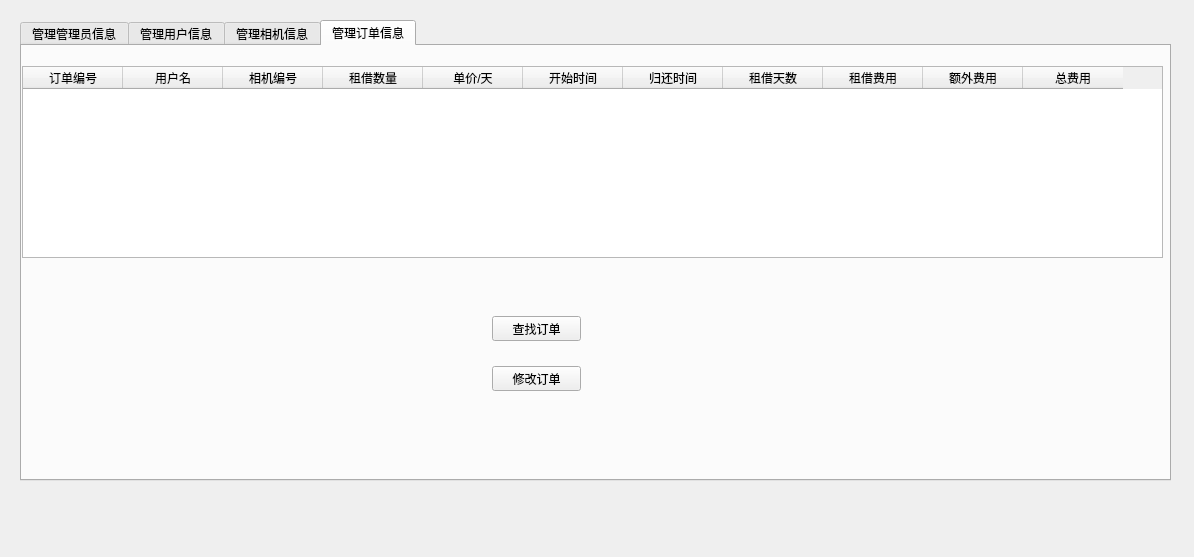
Old version of the form admin_show.ui in the repository Anthony52233/Qt_mysql_sys.
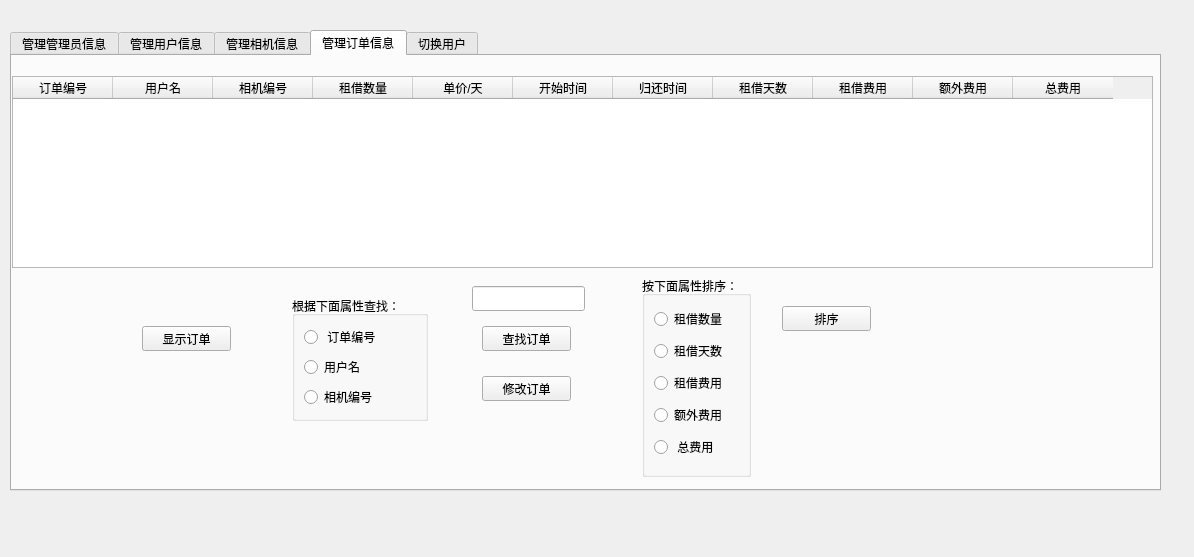
New version of the form. The open tabs and pages were chosen to show the change.

Commit message: 增加了切换用户功能，实现了排序功能，实现了增、改使用同一个对话框类，减少了代码量

What changed in the file:
```diff
--- a/admin_show.ui
+++ b/admin_show.ui
@@ -10,14 +10,20 @@
     <height>557</height>
    </rect>
   </property>
+  <property name="sizePolicy">
+   <sizepolicy hsizetype="Expanding" vsizetype="Expanding">
+    <horstretch>0</horstretch>
+    <verstretch>0</verstretch>
+   </sizepolicy>
+  </property>
   <property name="windowTitle">
    <string>Form</string>
   </property>
   <widget class="QTabWidget" name="tabWidget">
    <property name="geometry">
     <rect>
-     <x>20</x>
-     <y>20</y>
+     <x>10</x>
+     <y>30</y>
      <width>1151</width>
      <height>461</height>
     </rect>
@@ -378,6 +384,205 @@
      </property>
      <property name="text">
       <string>修改订单</string>
+     </property>
+    </widget>
+    <widget class="QGroupBox" name="groupBox">
+     <property name="geometry">
+      <rect>
+       <x>280</x>
+       <y>240</y>
+       <width>136</width>
+       <height>125</height>
+      </rect>
+     </property>
+     <property name="title">
+      <string>根据下面属性查找：</string>
+     </property>
+     <layout class="QGridLayout" name="gridLayout_2">
+      <item row="0" column="0">
+       <widget class="QRadioButton" name="radioButton_indent_no">
+        <property name="text">
+         <string> 订单编号</string>
+        </property>
+       </widget>
+      </item>
+      <item row="1" column="0">
+       <widget class="QRadioButton" name="radioButton_name">
+        <property name="text">
+         <string>用户名</string>
+        </property>
+       </widget>
+      </item>
+      <item row="2" column="0">
+       <widget class="QRadioButton" name="radioButton_camera_no">
+        <property name="text">
+         <string>相机编号</string>
+        </property>
+       </widget>
+      </item>
+     </layout>
+    </widget>
+    <widget class="QLineEdit" name="lineEdit_content">
+     <property name="geometry">
+      <rect>
+       <x>460</x>
+       <y>230</y>
+       <width>113</width>
+       <height>25</height>
+      </rect>
+     </property>
+    </widget>
+    <widget class="QGroupBox" name="groupBox_2">
+     <property name="geometry">
+      <rect>
+       <x>630</x>
+       <y>220</y>
+       <width>109</width>
+       <height>201</height>
+      </rect>
+     </property>
+     <property name="title">
+      <string>按下面属性排序：</string>
+     </property>
+     <layout class="QVBoxLayout" name="verticalLayout_2">
+      <item>
+       <widget class="QRadioButton" name="radioButton_sort_rent_num">
+        <property name="text">
+         <string>租借数量</string>
+        </property>
+       </widget>
+      </item>
+      <item>
+       <widget class="QRadioButton" name="radioButton_sort_rent_days">
+        <property name="text">
+         <string>租借天数</string>
+        </property>
+       </widget>
+      </item>
+      <item>
+       <widget class="QRadioButton" name="radioButton_sort_rent_charge">
+        <property name="text">
+         <string>租借费用</string>
+        </property>
+       </widget>
+      </item>
+      <item>
+       <widget class="QRadioButton" name="radioButton_sort_extra_charge">
+        <property name="text">
+         <string>额外费用</string>
+        </property>
+       </widget>
+      </item>
+      <item>
+       <widget class="QRadioButton" name="radioButton_sort_final_charge">
+        <property name="text">
+         <string> 总费用</string>
+        </property>
+       </widget>
+      </item>
+     </layout>
+    </widget>
+    <widget class="QPushButton" name="pushButton_sort">
+     <property name="geometry">
+      <rect>
+       <x>770</x>
+       <y>250</y>
+       <width>89</width>
+       <height>25</height>
+      </rect>
+     </property>
+     <property name="text">
+      <string>排序</string>
+     </property>
+    </widget>
+    <widget class="QPushButton" name="pushButton_show_indent">
+     <property name="geometry">
+      <rect>
+       <x>130</x>
+       <y>270</y>
+       <width>89</width>
+       <height>25</height>
+      </rect>
+     </property>
+     <property name="text">
+      <string>显示订单</string>
+     </property>
+    </widget>
+   </widget>
+   <widget class="QWidget" name="tab">
+    <attribute name="title">
+     <string>切换用户</string>
+    </attribute>
+    <widget class="QLabel" name="label">
+     <property name="geometry">
+      <rect>
+       <x>330</x>
+       <y>100</y>
+       <width>67</width>
+       <height>17</height>
+      </rect>
+     </property>
+     <property name="text">
+      <string>用户名：</string>
+     </property>
+    </widget>
+    <widget class="QLineEdit" name="lineEdit_account">
+     <property name="geometry">
+      <rect>
+       <x>420</x>
+       <y>100</y>
+       <width>113</width>
+       <height>25</height>
+      </rect>
+     </property>
+    </widget>
+    <widget class="QPushButton" name="pushButton_login">
+     <property name="geometry">
+      <rect>
+       <x>360</x>
+       <y>260</y>
+       <width>89</width>
+       <height>25</height>
+      </rect>
+     </property>
+     <property name="text">
+      <string>登录</string>
+     </property>
+    </widget>
+    <widget class="QLabel" name="label_2">
+     <property name="geometry">
+      <rect>
+       <x>330</x>
+       <y>160</y>
+       <width>67</width>
+       <height>17</height>
+      </rect>
+     </property>
+     <property name="text">
+      <string>密码：</string>
+     </property>
+    </widget>
+    <widget class="QLineEdit" name="lineEdit_password">
+     <property name="geometry">
+      <rect>
+       <x>420</x>
+       <y>160</y>
+       <width>113</width>
+       <height>25</height>
+      </rect>
+     </property>
+    </widget>
+    <widget class="QLabel" name="label_3">
+     <property name="geometry">
+      <rect>
+       <x>300</x>
+       <y>30</y>
+       <width>351</width>
+       <height>20</height>
+      </rect>
+     </property>
+     <property name="text">
+      <string>注意：切换用户不需要密码，切换管理员需要密码！</string>
      </property>
     </widget>
    </widget>
```
Left out of the diff: 112 changed lines with no effect on the pictures. The commit also changes 19 other files.
